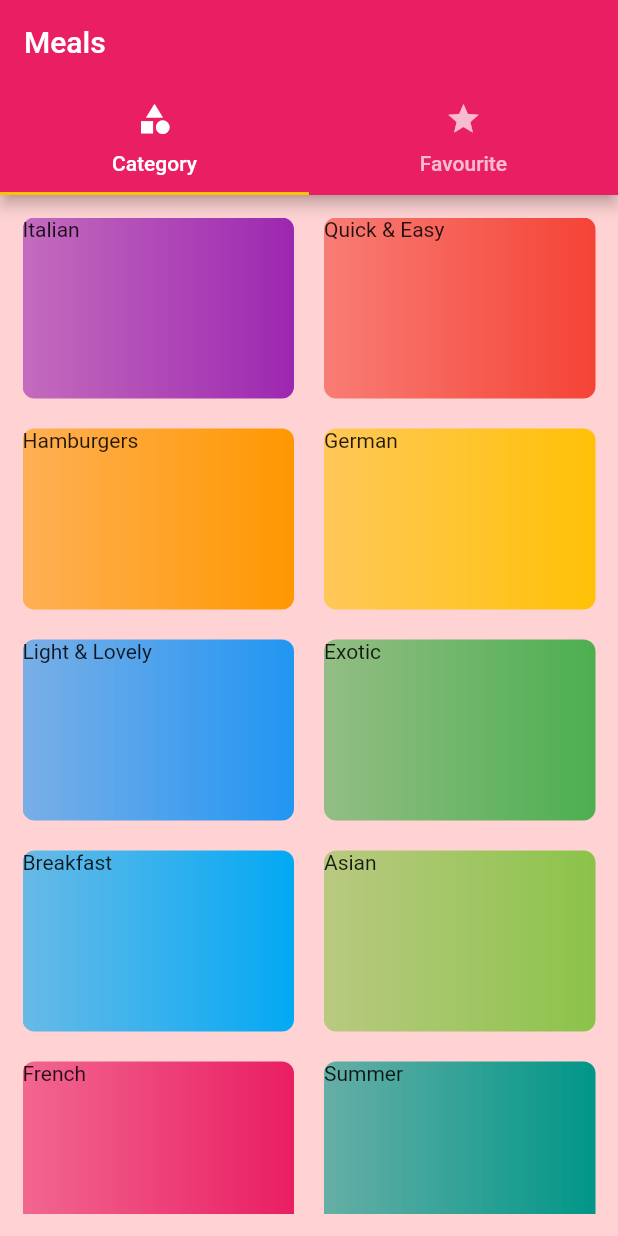
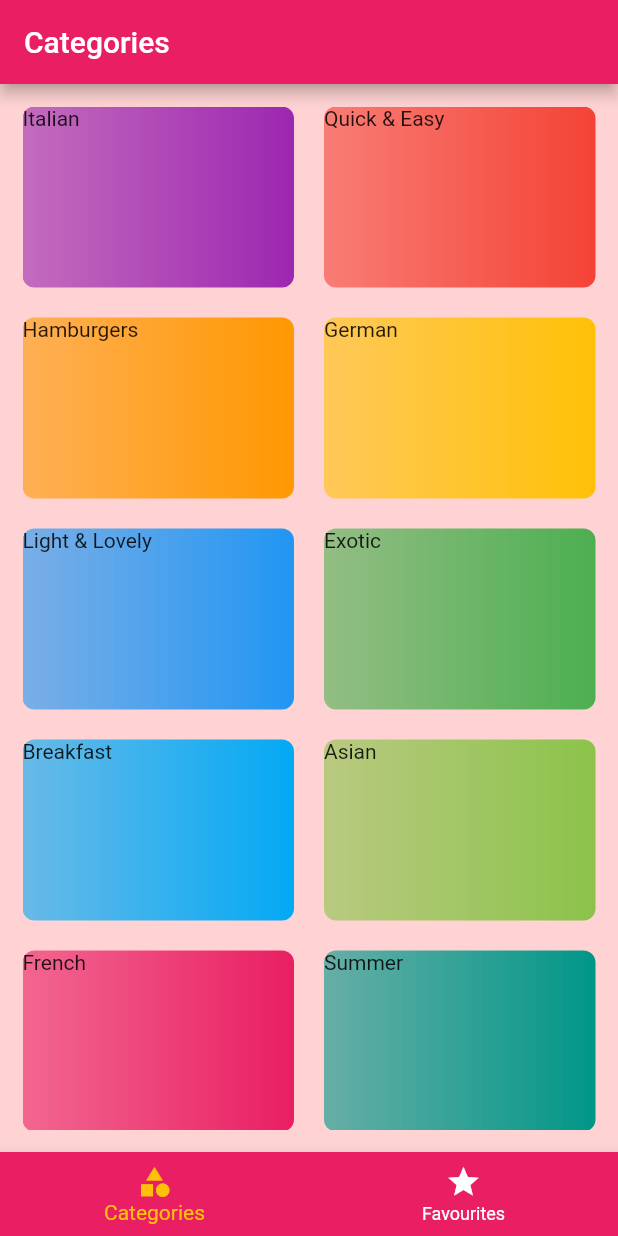
Before and after one commit to sumitdhungana14/flutter_learning, a Flutter app: the screen it shows after launch, on a phone screen of 412 x 824 dp. Run offline on Flutter 3.47's test engine with Material 2 defaults, Android fonts, the phone set to English and light mode, and no system bars.

Commit message:
BottomNavigatorBar used.

```diff
--- a/lib/main.dart
+++ b/lib/main.dart
@@ -1,9 +1,7 @@
 import 'package:flutter/material.dart';
-import 'package:flutter_app/screens/not_found_screen.dart';
-import 'package:flutter_app/screens/tabs_screen.dart';
 
-import './screens/categories_screen.dart';
-import './mocks/category_mock.dart';
+import './screens/not_found_screen.dart';
+import './screens/tabs_screen.dart';
 import './routes/named_route.dart';
 
 void main() {
--- a/lib/screens/categories_screen.dart
+++ b/lib/screens/categories_screen.dart
@@ -1,14 +1,13 @@
 import 'package:flutter/material.dart';
 
+import './../mocks/category_mock.dart';
 import '../widgets/category_grid_item.dart';
 import './../models/Category.dart';
 
 class CategoriesScreen extends StatelessWidget {
   static const routeName = '/';
 
-  final List<Category> categories;
-
-  const CategoriesScreen(this.categories);
+  final List<Category> categories = CategoryMock.getCategory();
 
   @override
   Widget build(BuildContext context) {
--- a/lib/screens/meal_screen.dart
+++ b/lib/screens/meal_screen.dart
@@ -1,5 +1,6 @@
 import 'package:flutter/material.dart';
-import 'package:flutter_app/models/meal.dart';
+
+import './../models/meal.dart';
 
 class MealScreen extends StatelessWidget {
   static const routeName = '/meals';
--- a/lib/screens/tabs_screen.dart
+++ b/lib/screens/tabs_screen.dart
@@ -1,8 +1,7 @@
 import 'package:flutter/material.dart';
-import 'package:flutter_app/mocks/category_mock.dart';
-import 'package:flutter_app/models/Category.dart';
-import 'package:flutter_app/screens/categories_screen.dart';
-import 'package:flutter_app/screens/favourites_screen.dart';
+
+import './../screens/categories_screen.dart';
+import './../screens/favourites_screen.dart';
 
 class TabsScreen extends StatefulWidget {
   @override
@@ -11,36 +10,35 @@ class TabsScreen extends StatefulWidget {
 
 class _TabsScreenState extends State<TabsScreen> {
 
-  List<Category> categories;
+  final List<Map<String, Object>> pages = [
+    {'page': CategoriesScreen(), 'title': 'Categories'},
+    {'page': FavouritesScreen(), 'title': 'My Favourites'}
+  ];
 
-  @override
-  void initState() {
-    categories = CategoryMock.getCategory();
-    super.initState();
+  int selectedIndex = 0;
+
+  void selectItem(int index) {
+    setState(() {
+      selectedIndex = index;
+    });
   }
 
   @override
   Widget build(BuildContext context) {
-    return DefaultTabController(
-      length: 2,
-      child: Scaffold(
+    return Scaffold(
         appBar: AppBar(
-            title: Text('Meals'),
-            bottom: TabBar(
-              tabs: [
-                Tab(
-                  icon: Icon(Icons.category),
-                  text: 'Category',
-                ),
-                Tab(icon: Icon(Icons.star), text: 'Favourite'),
-              ],
-            ),
-            ),
-        body: TabBarView(children: [
-          CategoriesScreen(categories),
-          FavouritesScreen()
+            title: Text(pages[selectedIndex]['title'])),
+        body: pages[selectedIndex]['page'],
+        bottomNavigationBar: BottomNavigationBar(
+          onTap: selectItem,
+          backgroundColor: Theme.of(context).primaryColor,
+          unselectedItemColor: Colors.white,
+          selectedItemColor: Theme.of(context).accentColor,
+          currentIndex: selectedIndex,
+          items: [
+          BottomNavigationBarItem(icon: Icon(Icons.category), title: Text('Categories')),
+          BottomNavigationBarItem(icon: Icon(Icons.star), title: Text('Favourites')),
         ],),
-      ),
     );
   }
 }
```
